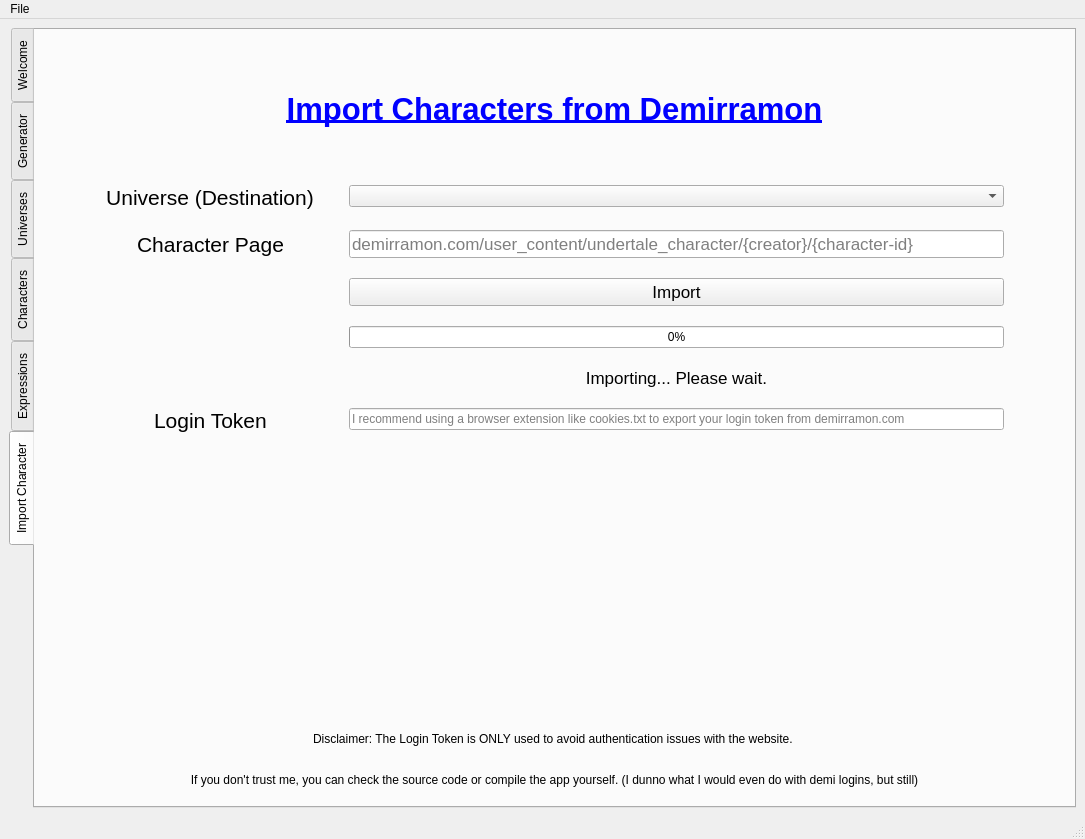
This is ui/ui.ui in xMirkix/yet-another-textbox-generator as Qt 5 draws it before an edit. The edited form follows.
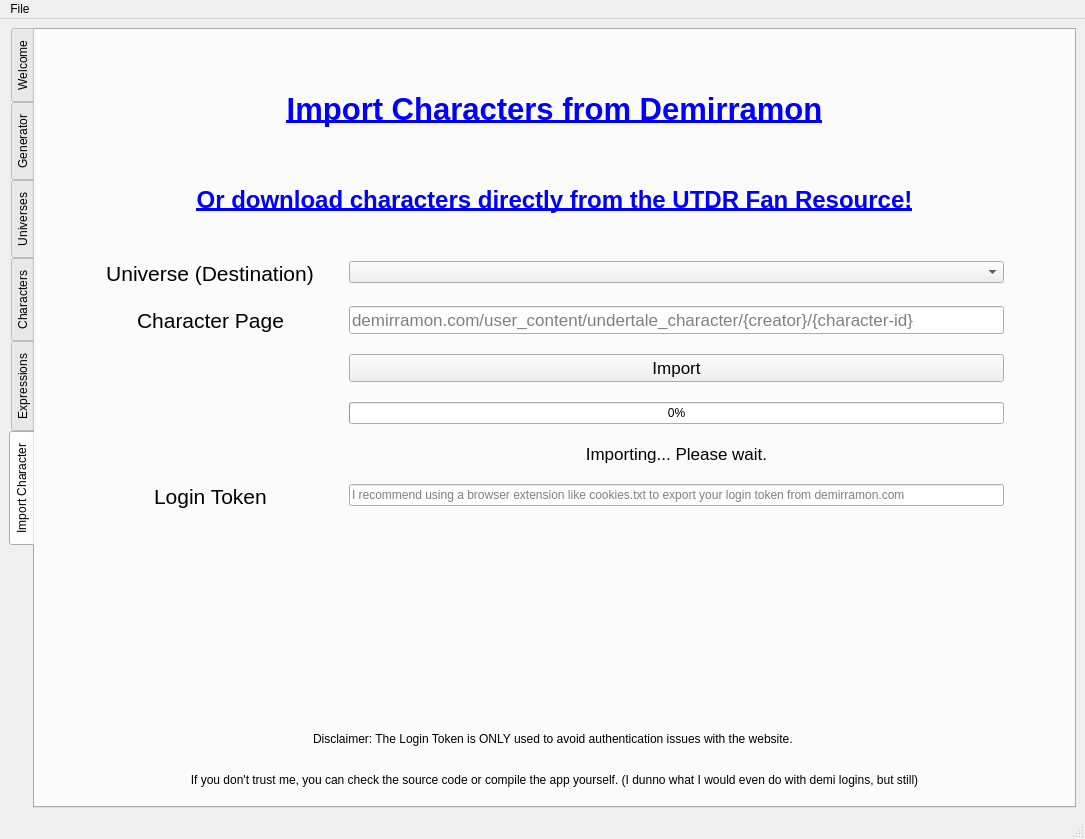
This is the edited form. The open tabs and pages were chosen to show the change. Icons and pictures are not drawn.

Commit message: added UTDR Fan Resource link

The edit to the form file:
```diff
--- a/ui/ui.ui
+++ b/ui/ui.ui
@@ -4849,6 +4849,56 @@
           </property>
          </widget>
         </item>
+        <item>
+         <widget class="QLabel" name="label_18">
+          <property name="sizePolicy">
+           <sizepolicy hsizetype="Preferred" vsizetype="Fixed">
+            <horstretch>0</horstretch>
+            <verstretch>0</verstretch>
+           </sizepolicy>
+          </property>
+          <property name="minimumSize">
+           <size>
+            <width>0</width>
+            <height>30</height>
+           </size>
+          </property>
+          <property name="font">
+           <font>
+            <pointsize>18</pointsize>
+            <bold>true</bold>
+           </font>
+          </property>
+          <property name="mouseTracking">
+           <bool>true</bool>
+          </property>
+          <property name="text">
+           <string>&lt;a href='https://drive.google.com/drive/folders/1BJ3sQR91SAJNJEusO4O_uckkyL3HIX2b'&gt;Or download characters directly from the UTDR Fan Resource!&lt;/a&gt;</string>
+          </property>
+          <property name="alignment">
+           <set>Qt::AlignmentFlag::AlignCenter</set>
+          </property>
+          <property name="openExternalLinks">
+           <bool>true</bool>
+          </property>
+         </widget>
+        </item>
+        <item>
+         <spacer name="verticalSpacer_10">
+          <property name="orientation">
+           <enum>Qt::Orientation::Vertical</enum>
+          </property>
+          <property name="sizeType">
+           <enum>QSizePolicy::Policy::Fixed</enum>
+          </property>
+          <property name="sizeHint" stdset="0">
+           <size>
+            <width>20</width>
+            <height>40</height>
+           </size>
+          </property>
+         </spacer>
+        </item>
         <item>
          <layout class="QHBoxLayout" name="horizontalLayout_80">
           <item>
@@ -5046,6 +5096,22 @@
           </item>
          </layout>
         </item>
+        <item>
+         <spacer name="verticalSpacer">
+          <property name="orientation">
+           <enum>Qt::Orientation::Vertical</enum>
+          </property>
+          <property name="sizeType">
+           <enum>QSizePolicy::Policy::Fixed</enum>
+          </property>
+          <property name="sizeHint" stdset="0">
+           <size>
+            <width>20</width>
+            <height>25</height>
+           </size>
+          </property>
+         </spacer>
+        </item>
         <item>
          <layout class="QVBoxLayout" name="verticalLayout_24">
           <item>
```
The commit also changes 2 other files.
